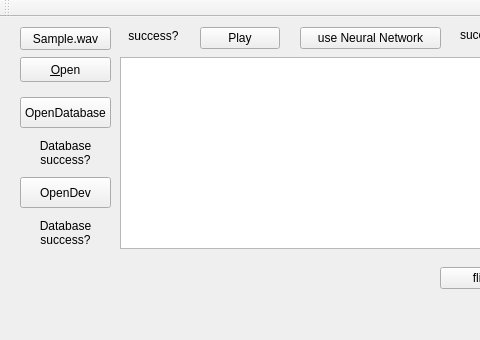
Old version of the form src/mainwindow.ui in the repository bycym/chordRecognition; both pictures show x 0 to 480 and y 0 to 340 of the 735 by 340 pixel window.
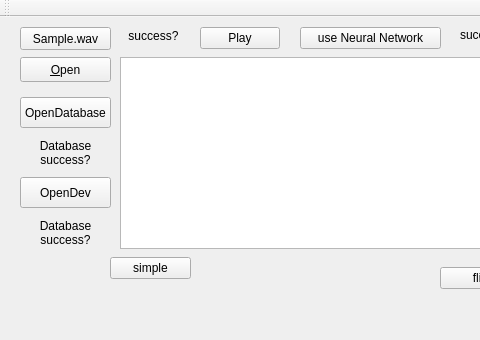
New version of the form.

```diff
--- a/src/mainwindow.ui
+++ b/src/mainwindow.ui
@@ -333,6 +333,19 @@
      <set>Qt::AlignLeading|Qt::AlignLeft|Qt::AlignVCenter</set>
     </property>
    </widget>
+   <widget class="QPushButton" name="simple_Button">
+    <property name="geometry">
+     <rect>
+      <x>110</x>
+      <y>240</y>
+      <width>81</width>
+      <height>22</height>
+     </rect>
+    </property>
+    <property name="text">
+     <string>simple</string>
+    </property>
+   </widget>
    <widget class="QPushButton" name="switch_Button">
     <property name="geometry">
      <rect>
```
